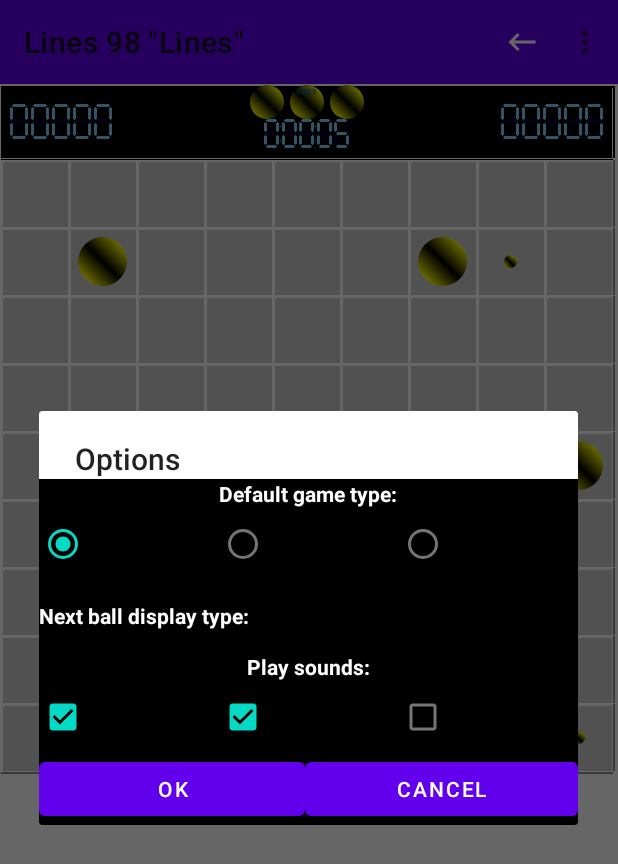
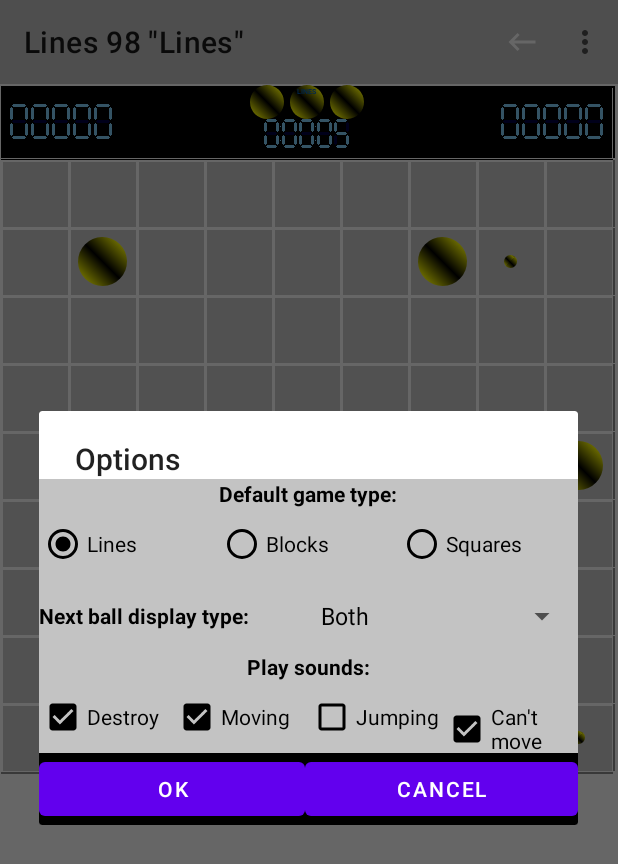
Before and after one commit to OlegPref777/Lines98Android, an Android app: the screen it shows after launch (MainActivity), in the options menu, after a tap on "Options", on a phone screen of 412 x 824 dp. Shown: the top 864 px of the screen. Run offline under Robolectric (Android 15) with nearby library versions, the phone set to English and light mode, and no system bars; pictures from the network do not load.

Commit message:
Adding Can't move sound playing to Settings Change jump sound file

```diff
--- a/app/src/main/java/ru/ls/lines98/dialogs/SettingsDialog.java
+++ b/app/src/main/java/ru/ls/lines98/dialogs/SettingsDialog.java
@@ -21,11 +21,12 @@ import ru.ls.lines98.option.NextBallDisplayType;
 
 
 public class SettingsDialog {
+
 	GameInfo gameInfo = GameInfo.getCurrentInstance().getClone();
 	RadioGroup GameTypeRG;
 	RadioButton LineRB, SquareRB, BlockRB;
 	Button OkBtn, CancelBtn;
-	CheckBox DestroySoundCB, MovingSoundCB, JumpingSoundCB;
+	CheckBox DestroySoundCB, MovingSoundCB, JumpingSoundCB, CantMoveSoundCB;
 	Spinner NextBallDisplayCB;
 
 
@@ -112,6 +113,14 @@ public class SettingsDialog {
 				gameInfo.setBallJumpingSound(JumpingSoundCB.isChecked());
 			}
 		});
+		CantMoveSoundCB = (CheckBox)view.findViewById(R.id.CantMoveSoundCB);
+		CantMoveSoundCB.setChecked(gameInfo.isCantMoveSound());
+		CantMoveSoundCB.setOnCheckedChangeListener(new CompoundButton.OnCheckedChangeListener() {
+			@Override
+			public void onCheckedChanged(CompoundButton compoundButton, boolean b) {
+				gameInfo.setCantMoveSound(CantMoveSoundCB.isChecked());
+			}
+		});
 		OkBtn = view.findViewById(R.id.OkBtn);
 		OkBtn.setOnClickListener(new View.OnClickListener() {
 			@Override
--- a/app/src/main/java/ru/ls/lines98/option/GameInfo.java
+++ b/app/src/main/java/ru/ls/lines98/option/GameInfo.java
@@ -6,6 +6,34 @@ import ru.ls.lines98.MainActivity;
 import ru.ls.lines98.common.StorageUtil;
 
 public class GameInfo implements Cloneable, Serializable {
+	private GameType gameType = GameType.LINE;
+	private GameType defaultGameType = GameType.LINE;
+
+	private NextBallDisplayType nextBallDisplayType = NextBallDisplayType.ShowBoth;
+
+	private int jumpValue = 60;
+	private int explosionValue = 30;
+	private int movementValue = 10;
+	private int appearanceValue = 20;
+
+	private boolean ballJumpingSound = false;
+	private boolean destroySound = true;
+	private boolean movementSound = true;
+
+	public boolean isCantMoveSound() {
+		return cantMoveSound;
+	}
+
+	public void setCantMoveSound(boolean cantMoveSound) {
+		this.cantMoveSound = cantMoveSound;
+	}
+
+	private boolean cantMoveSound = true;
+
+	private static GameInfo currentInstance;
+
+	private final static String CONFIG_FILE_NAME = "Config";
+
 
 	private static final long serialVersionUID = -4449406179310549758L;
 
@@ -117,23 +145,6 @@ public class GameInfo implements Cloneable, Serializable {
 		return clone();
 	}
 
-	private GameType gameType = GameType.LINE;
-	private GameType defaultGameType = GameType.LINE;
-
-	private NextBallDisplayType nextBallDisplayType = NextBallDisplayType.ShowBoth;
-
-	private int jumpValue = 60;
-	private int explosionValue = 30;
-	private int movementValue = 10;
-	private int appearanceValue = 20;
-
-	private boolean ballJumpingSound = false;
-	private boolean destroySound = true;
-	private boolean movementSound = true;
-
-	private static GameInfo currentInstance;
-
-	private final static String CONFIG_FILE_NAME = "Config";
 	static {
 		currentInstance = StorageUtil.<GameInfo>load(MainActivity._this, CONFIG_FILE_NAME).orElse(
 				new GameInfo()
--- a/app/src/main/java/ru/ls/lines98/sound/SoundManager.java
+++ b/app/src/main/java/ru/ls/lines98/sound/SoundManager.java
@@ -47,12 +47,15 @@ public class SoundManager {
 	}
 
 	public static void playCantMoveSound() {
-		soundManager.soundPool.play(soundManager.CANT_MOVE_SOUND_ID, 1, 1, 0, 0, 1);
+		if (GameInfo.getCurrentInstance().isCantMoveSound()) {
+			soundManager.soundPool.play(soundManager.CANT_MOVE_SOUND_ID, 1, 1, 0, 0, 1);
+		}
+
 	}
 
 	public static void playJumSound() {
 		if (GameInfo.getCurrentInstance().isBallJumpingSound()) {
-			soundManager.JUMP_SOUND_STREAM_ID = soundManager.soundPool.play(soundManager.JUMP_SOUND_ID, 1, 1, 0, -1, 1.15f);
+			soundManager.JUMP_SOUND_STREAM_ID = soundManager.soundPool.play(soundManager.JUMP_SOUND_ID, 1, 1, 0, -1, 1.0f);
 		}
 	}
 
--- a/app/src/main/res/layout/activity_main.xml
+++ b/app/src/main/res/layout/activity_main.xml
@@ -13,7 +13,7 @@
             android:id="@+id/toolbar"
             android:layout_width="match_parent"
             android:layout_height="?attr/actionBarSize"
-            android:background="?attr/colorPrimary"
+            android:background="@color/windows"
             app:popupTheme="@style/Theme.Lines98Android.PopupOverlay" />
         <ru.ls.lines98.game.GamePanel
             android:layout_width="match_parent"
--- a/app/src/main/res/layout/dialog_options.xml
+++ b/app/src/main/res/layout/dialog_options.xml
@@ -2,16 +2,18 @@
 <LinearLayout xmlns:android="http://schemas.android.com/apk/res/android"
     android:orientation="vertical"
     android:layout_width="match_parent"
-    android:layout_height="match_parent">
+    android:layout_height="match_parent"
+    android:background="@color/windows">
     <LinearLayout
         android:layout_width="match_parent"
         android:layout_height="wrap_content"
-        android:orientation="vertical" >
+        android:orientation="vertical"
+        android:background="@color/windows">
         <TextView
             android:layout_height="match_parent"
             android:layout_width="wrap_content"
             android:text="@string/DefaultGameType"
-            android:textColor="@color/white"
+            android:textColor="@color/black"
             android:textStyle="bold"
             android:gravity="center"
             android:layout_gravity="center_horizontal"
@@ -30,22 +32,25 @@
 
                 <RadioButton
                     android:id="@+id/LineRB"
-                    android:layout_width="match_parent"
+                    android:layout_width="0dp"
                     android:layout_height="wrap_content"
+                    android:buttonTint="@color/black"
                     android:layout_weight="30"
                     android:text="@string/Lines" />
 
                 <RadioButton
                     android:id="@+id/BlockRB"
-                    android:layout_width="match_parent"
+                    android:layout_width="0dp"
                     android:layout_height="wrap_content"
+                    android:buttonTint="@color/black"
                     android:layout_weight="30"
                     android:text="@string/Blocks" />
 
                 <RadioButton
                     android:id="@+id/SquareRB"
-                    android:layout_width="match_parent"
+                    android:layout_width="0dp"
                     android:layout_height="wrap_content"
+                    android:buttonTint="@color/black"
                     android:layout_weight="30"
                     android:text="@string/Squares" />
 
@@ -57,6 +62,7 @@
         android:layout_width="match_parent"
         android:layout_height="wrap_content"
         android:orientation="horizontal"
+        android:background="@color/windows"
         android:weightSum="100">
 
         <TextView
@@ -65,7 +71,7 @@
             android:layout_height="match_parent"
             android:layout_weight="50"
             android:text="@string/next_ball_display_type"
-            android:textColor="@color/white"
+            android:textColor="@color/black"
             android:textStyle="bold"
             android:gravity="start|center_vertical"
             />
@@ -79,6 +85,7 @@
     <LinearLayout
         android:layout_width="match_parent"
         android:layout_height="wrap_content"
+        android:background="@color/windows"
         android:orientation="vertical">
         <TextView
             android:id="@+id/textView1"
@@ -86,7 +93,7 @@
             android:layout_height="0dp"
             android:layout_weight="1"
             android:text="@string/play_sounds"
-            android:textColor="@color/white"
+            android:textColor="@color/black"
             android:textStyle="bold"
             android:layout_gravity="center_horizontal"
             />
@@ -94,27 +101,42 @@
             android:layout_width="match_parent"
             android:layout_height="wrap_content"
             android:orientation="horizontal"
-            android:weightSum="90">
+            android:weightSum="100">
             <CheckBox
                 android:id="@+id/DestroySoundCB"
-                android:layout_width="match_parent"
+                android:layout_width="0dp"
                 android:layout_height="wrap_content"
-                android:layout_weight="30"
+                android:layout_weight="25"
+                android:buttonTint="@color/black"
+                android:textColor="@color/black"
                 android:text = "@string/destroy">
             </CheckBox>
             <CheckBox
                 android:id="@+id/MovingSoundCB"
-                android:layout_width="match_parent"
+                android:layout_width="0dp"
                 android:layout_height="wrap_content"
-                android:layout_weight="30"
+                android:layout_weight="25"
+                android:buttonTint="@color/black"
+                android:textColor="@color/black"
                 android:text = "@string/moving">
             </CheckBox>
             <CheckBox
                 android:id="@+id/JumpingSoundCB"
-                android:layout_width="match_parent"
+                android:layout_width="0dp"
                 android:layout_height="wrap_content"
-                android:layout_weight="30"
+                android:buttonTint="@color/black"
+                android:textColor="@color/black"
+                android:layout_weight="25"
                 android:text = "@string/jumping">
+            </CheckBox>
+            <CheckBox
+                android:id="@+id/CantMoveSoundCB"
+                android:layout_width="0dp"
+                android:layout_height="wrap_content"
+                android:buttonTint="@color/black"
+                android:textColor="@color/black"
+                android:layout_weight="25"
+                android:text = "@string/cant_move">
             </CheckBox>
 
         </LinearLayout>
--- a/app/src/main/res/values-night/themes.xml
+++ b/app/src/main/res/values-night/themes.xml
@@ -4,14 +4,14 @@
         <!-- Primary brand color. -->
         <item name="colorPrimary">@color/purple_200</item>
         <item name="colorPrimaryVariant">@color/purple_700</item>
-        <item name="colorOnPrimary">@color/black</item>
+        <item name="colorOnPrimary">@color/white</item>
         <!-- Secondary brand color. -->
         <item name="colorSecondary">@color/teal_200</item>
         <item name="colorSecondaryVariant">@color/teal_200</item>
-        <item name="colorOnSecondary">@color/black</item>
+        <item name="colorOnSecondary">@color/white  </item>
         <!-- Status bar color. -->
         <item name="android:statusBarColor" tools:targetApi="l">?attr/colorPrimaryVariant</item>
-        <item name="android:itemBackground">@color/white</item>
+        <item name="android:itemBackground">@color/windows</item>
         <!-- Customize your theme here. -->
     </style>
 
--- a/app/src/main/res/values/colors.xml
+++ b/app/src/main/res/values/colors.xml
@@ -9,4 +9,5 @@
     <color name="white">#FFFFFFFF</color>
     <color name="Trans">#00FFFFFF</color>
     <color name="TableFore">#FF880088</color>
+    <color name="windows">#FFC3C3C3</color>
 </resources>
--- a/app/src/main/res/values/strings.xml
+++ b/app/src/main/res/values/strings.xml
@@ -38,4 +38,5 @@
     <string name="play_time">Play time</string>
     <string name="score">Score</string>
     <string name="Unknown">Unknown</string>
+    <string name="cant_move">Can\'t move</string>
 </resources>
--- a/app/src/main/res/values/themes.xml
+++ b/app/src/main/res/values/themes.xml
@@ -8,14 +8,11 @@
         <!-- Secondary brand color. -->
         <item name="colorSecondary">@color/teal_200</item>
         <item name="colorSecondaryVariant">@color/teal_700</item>
-        <item name="colorOnSecondary">@color/black</item>
-        <item name="android:itemBackground">@color/white</item>
+        <item name="colorOnSecondary">@color/white</item>
+        <item name="android:itemBackground">@color/windows</item>
         <!-- Status bar color. -->
         <item name="android:statusBarColor" tools:targetApi="l">?attr/colorPrimaryVariant</item>
         <!-- Customize your theme here. -->
-    </style>
-    <style name="PopupMenu" parent="@android:style/Widget.PopupMenu">
-        <item name="android:popupBackground">@android:color/white</item>
     </style>
 
     <style name="Theme.Lines98Android.NoActionBar">
@@ -25,7 +22,10 @@
 
     <style name="Theme.Lines98Android.AppBarOverlay" parent="ThemeOverlay.AppCompat.Dark.ActionBar" />
 
-    <style name="Theme.Lines98Android.PopupOverlay" parent="ThemeOverlay.AppCompat.Light" />
+    <style name="Theme.Lines98Android.PopupOverlay" parent="ThemeOverlay.AppCompat.Light">
+        <item name="android:popupBackground">@color/windows</item>
+<!--        <item name="background">@color/windows</item>-->
+    </style>
     <style name="AppTheme" parent="android:Theme.Light">
 
     </style>
```
Also changed, not shown: 2 other files.
